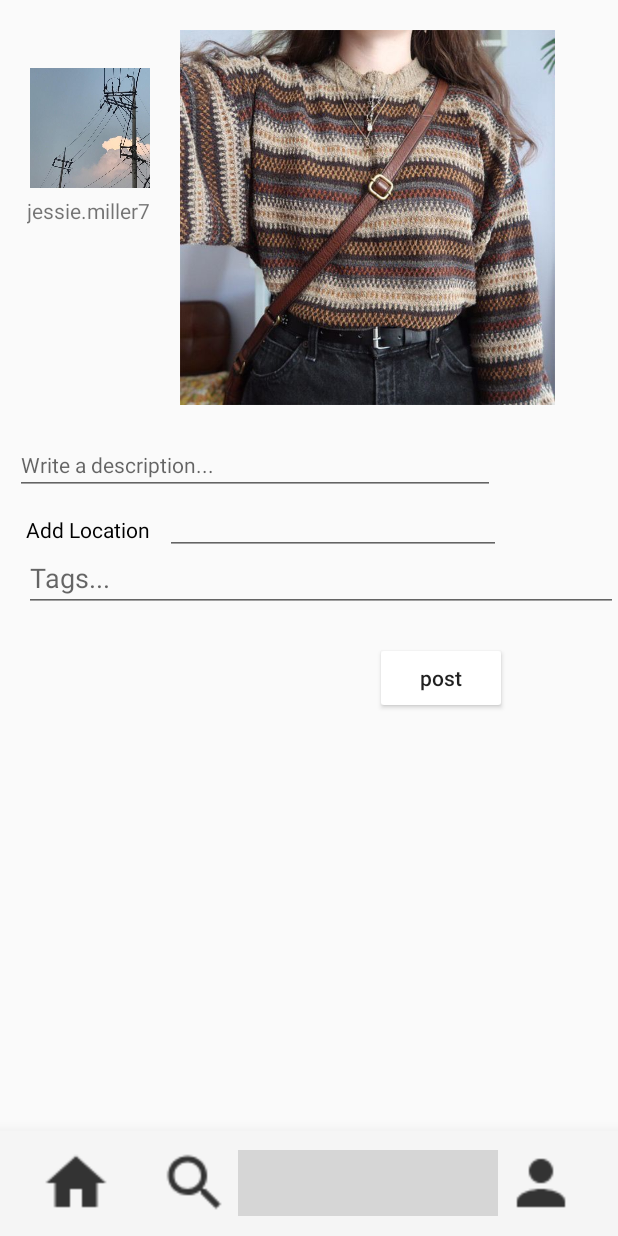
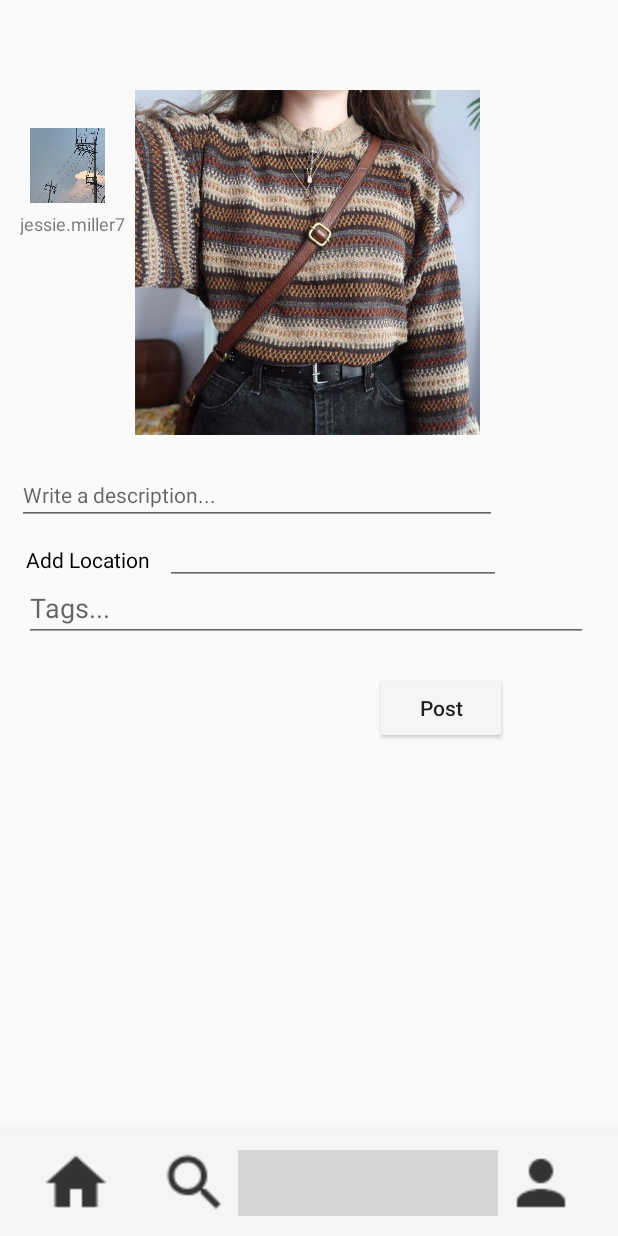
Before and after one commit to sliu7714/xenia_ellehacks, an Android app: the fragment PostEditFragment placed in its activity, on a phone screen of 412 x 824 dp. Run offline under Robolectric (Android 15) with nearby library versions, the phone set to English and light mode, and no system bars; grey boxes are pictures that could not be loaded.

Commit message:
added more working like btns

```diff
--- a/app/src/main/java/com/example/ellehacks/HomeFragment.java
+++ b/app/src/main/java/com/example/ellehacks/HomeFragment.java
@@ -19,10 +19,16 @@ public class HomeFragment extends Fragment {
 
     public ImageButton heart1;
     public ImageButton heart2;
+    public ImageButton heart3;
+    public ImageButton heart4;
+    public ImageButton heart5;
     public String red = "#FA5151";
 
     private TextView likes_1;
     private TextView likes_2;
+    private TextView likes_3;
+    private TextView likes_4;
+    private TextView likes_5;
 
     private ImageButton chat_icon;
 
@@ -57,6 +63,37 @@ public class HomeFragment extends Fragment {
             public void onClick(View v) {
                 heart2.setColorFilter(Color.parseColor(red));
                 likes_2.setText("49");
+            }
+        });
+
+
+        heart3 = view.findViewById(R.id.heart_btn3);
+        likes_3 = view.findViewById(R.id.like_num_tv_3);
+        heart3.setOnClickListener(new View.OnClickListener() {
+            @Override
+            public void onClick(View v) {
+                heart3.setColorFilter(Color.parseColor(red));
+                likes_3.setText("109");
+            }
+        });
+
+        heart4 = view.findViewById(R.id.heart_btn4);
+        likes_4 = view.findViewById(R.id.like_num_tv_4);
+        heart4.setOnClickListener(new View.OnClickListener() {
+            @Override
+            public void onClick(View v) {
+                heart4.setColorFilter(Color.parseColor(red));
+                likes_4.setText("146");
+            }
+        });
+
+        heart5 = view.findViewById(R.id.heart_btn5);
+        likes_5 = view.findViewById(R.id.like_num_tv_5);
+        heart5.setOnClickListener(new View.OnClickListener() {
+            @Override
+            public void onClick(View v) {
+                heart5.setColorFilter(Color.parseColor(red));
+                likes_5.setText("88");
             }
         });
 
--- a/app/src/main/res/layout/fragment_post_edit.xml
+++ b/app/src/main/res/layout/fragment_post_edit.xml
@@ -10,9 +10,9 @@
 
     <ImageView
         android:id="@+id/profile_pic"
-        android:layout_width="80dp"
-        android:layout_height="80dp"
-        android:layout_marginTop="45dp"
+        android:layout_width="50dp"
+        android:layout_height="50dp"
+        android:layout_marginTop="85dp"
         android:layout_marginLeft="20dp"
         android:src="@drawable/album_4" />
 
@@ -21,17 +21,18 @@
         android:layout_width="wrap_content"
         android:layout_height="wrap_content"
         android:text="jessie.miller7"
-        android:layout_marginLeft="18dp"
+        android:textSize="12sp"
+        android:layout_marginLeft="13dp"
         android:layout_marginTop="5dp"
         android:layout_below="@id/profile_pic"/>
 
     <ImageView
         android:id="@+id/post_image"
-        android:layout_width="250dp"
-        android:layout_height="250dp"
+        android:layout_width="230dp"
+        android:layout_height="230dp"
         android:src="@drawable/album_1"
         android:layout_toRightOf="@id/profile_pic"
-        android:layout_marginTop="20dp"
+        android:layout_marginTop="60dp"
         android:layout_marginLeft="20dp"/>
 
     <EditText
@@ -41,7 +42,7 @@
         android:ems="20"
         android:textSize="14sp"
         android:hint="Write a description..."
-        android:layout_marginLeft="10dp"
+        android:layout_marginLeft="11dp"
         android:layout_marginTop="20dp"
         android:layout_below="@id/post_image"
         android:inputType="textPersonName" />
@@ -85,7 +86,7 @@
         android:layout_height="wrap_content"
         android:ems="20"
         android:layout_marginLeft="16dp"
-        android:paddingRight="20dp"
+        android:layout_marginRight="20dp"
         android:inputType="textPersonName"
         android:layout_below="@id/location_tv"
         android:hint="Tags..." />
@@ -95,11 +96,11 @@
         android:layout_width="wrap_content"
         android:layout_height="wrap_content"
         android:textAllCaps="false"
-        android:backgroundTint="@color/White"
+        android:backgroundTint="@color/LightGrey"
         android:layout_below="@id/edit_tags"
         android:layout_marginTop="20dp"
         android:layout_marginLeft="250dp"
-        android:text="post" />
+        android:text="Post" />
 
 
 </RelativeLayout>
--- a/app/src/main/res/layout/home_fragment.xml
+++ b/app/src/main/res/layout/home_fragment.xml
@@ -62,7 +62,7 @@
                     android:layout_width="@dimen/post_pic_size"
                     android:layout_height="@dimen/post_pic_size"
                     android:layout_below="@id/post_profile_pic"
-                    app:srcCompat="@drawable/shirt_post_1" />
+                    app:srcCompat="@drawable/pic20" />
 
                 <ImageButton
                     android:id="@+id/heart_btn"
@@ -109,7 +109,7 @@
                     android:layout_marginLeft="30dp"
                     android:layout_marginTop="0dp"
                     android:layout_marginBottom="20dp"
-                    android:text="Yellow, black plaid shirt"
+                    android:text="White Nike Shoes"
                     android:textSize="18sp" />
 
             </RelativeLayout>
```
Also changed, not shown: app/src/main/res/layout/fragment_post_view.xml (+0 -10 lines).
